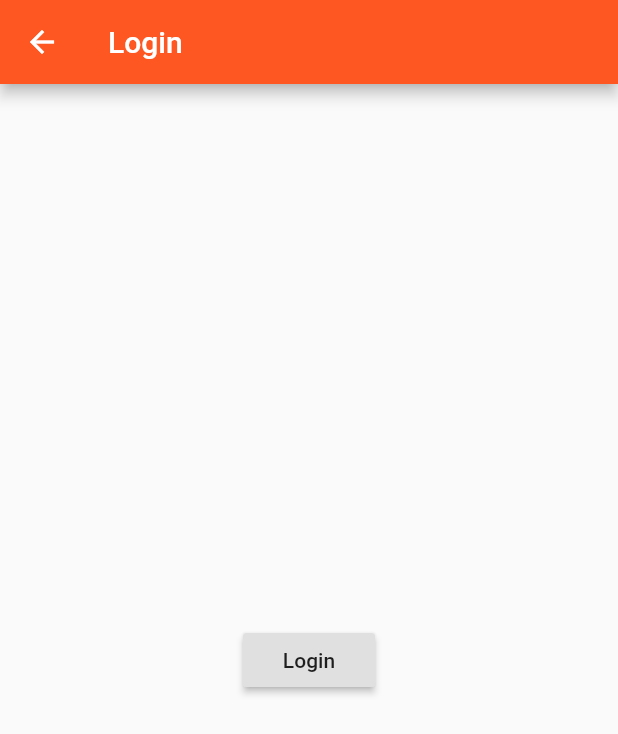
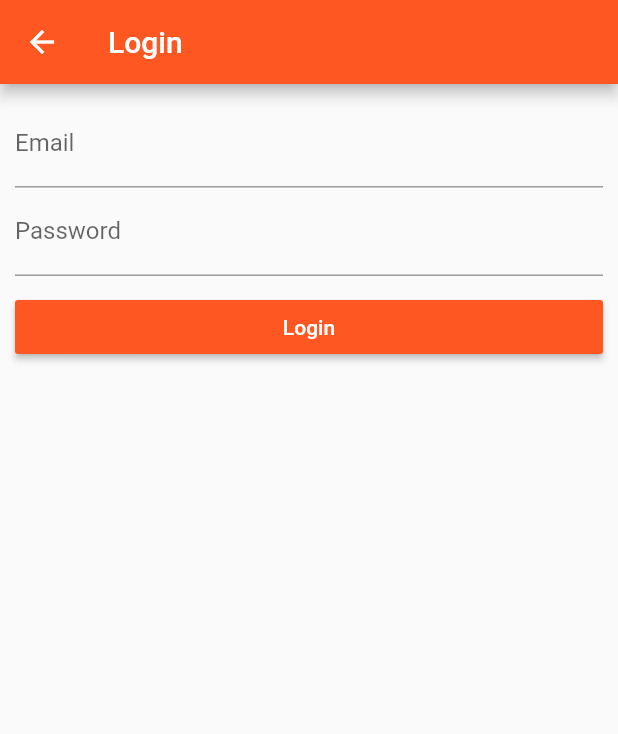
Before and after one commit to djedi-knight/flutter-apps, a Flutter app: the AuthPage screen opened directly, on a phone screen of 412 x 824 dp. Shown: the top 734 px of the screen. Run offline on Flutter 3.47's test engine with Material 2 defaults, Android fonts, the phone set to English and light mode, and no system bars.

Commit message:
Setup text fields in AuthPage

```diff
--- a/flutter_course/lib/pages/auth.dart
+++ b/flutter_course/lib/pages/auth.dart
@@ -1,18 +1,58 @@
 import 'package:flutter/material.dart';
 
-class AuthPage extends StatelessWidget {
+class AuthPage extends StatefulWidget {
+  @override
+  State<StatefulWidget> createState() {
+    return _AuthPageState();
+  }
+}
+
+class _AuthPageState extends State<AuthPage> {
+  String _emailValue;
+  String _passwordValue;
+
   @override
   Widget build(BuildContext context) {
     return Scaffold(
       appBar: AppBar(
         title: Text('Login'),
       ),
-      body: Center(
-        child: RaisedButton(
-          child: Text('Login'),
-          onPressed: () {
-            Navigator.pushReplacementNamed(context, '/');
-          },
+      body: Container(
+        margin: EdgeInsets.all(10.0),
+        child: ListView(
+          children: <Widget>[
+            TextField(
+              decoration: InputDecoration(labelText: 'Email'),
+              keyboardType: TextInputType.emailAddress,
+              onChanged: (String value) {
+                setState(() {
+                  _emailValue = value;
+                });
+              },
+            ),
+            TextField(
+              decoration: InputDecoration(labelText: 'Password'),
+              obscureText: true,
+              onChanged: (String value) {
+                setState(() {
+                  _passwordValue = value;
+                });
+              },
+            ),
+            SizedBox(
+              height: 10.0,
+            ),
+            RaisedButton(
+              child: Text('Login'),
+              color: Theme.of(context).primaryColor,
+              textColor: Colors.white,
+              onPressed: () {
+                print(_emailValue);
+                print(_passwordValue);
+                Navigator.pushReplacementNamed(context, '/products');
+              },
+            ),
+          ],
         ),
       ),
     );
--- a/flutter_course/lib/pages/product_create.dart
+++ b/flutter_course/lib/pages/product_create.dart
@@ -63,7 +63,7 @@ class _ProductCreatePageState extends State<ProductCreatePage> {
                   'image': 'assets/food.jpg',
                 };
                 widget.addProduct(product);
-                Navigator.pushReplacementNamed(context, '/');
+                Navigator.pushReplacementNamed(context, '/products');
               }),
         ],
       ),
--- a/flutter_course/lib/pages/products_admin.dart
+++ b/flutter_course/lib/pages/products_admin.dart
@@ -24,7 +24,7 @@ class ProductsAdminPage extends StatelessWidget {
               ListTile(
                 title: Text('All Products'),
                 onTap: () {
-                  Navigator.pushReplacementNamed(context, '/');
+                  Navigator.pushReplacementNamed(context, '/products');
                 },
               ),
             ],
```
Also changed, not shown: flutter_course/lib/main.dart (+5 -4 lines).
